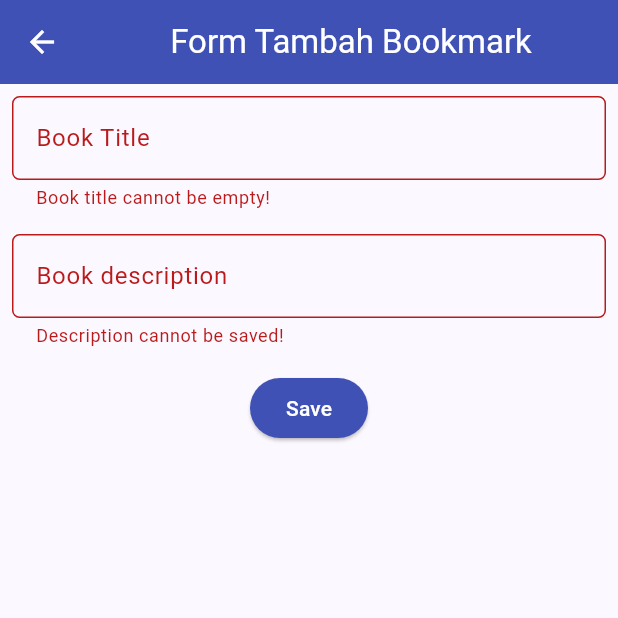
After one commit to PBP-Gasal23-E02/Projek-Akhir-Semester, a Flutter app: the BookFormPage screen opened directly, after a tap on "Save", on a phone screen of 412 x 824 dp, the top half of it. The commit adds this screen. Run offline on Flutter 3.47's test engine with Material 3 defaults, Android fonts, the phone set to English and light mode, and no system bars; missing offline and left inert: pbp_django_auth.

Commit message:
add bookmark flutter finish

```diff
--- /dev/null
+++ b/lib/apps/Bookmark/models/Bookmark.dart
@@ -0,0 +1,57 @@
+// To parse this JSON data, do
+//
+//     final product = productFromJson(jsonString);
+
+import 'dart:convert';
+
+List<Bookmark> productFromJson(String str) => List<Bookmark>.from(json.decode(str).map((x) => Bookmark.fromJson(x)));
+
+String productToJson(List<Bookmark> data) => json.encode(List<dynamic>.from(data.map((x) => x.toJson())));
+
+class Bookmark {
+    String model;
+    int pk;
+    Fields fields;
+
+    Bookmark({
+        required this.model,
+        required this.pk,
+        required this.fields,
+    });
+
+    factory Bookmark.fromJson(Map<String, dynamic> json) => Bookmark(
+        model: json["model"],
+        pk: json["pk"],
+        fields: Fields.fromJson(json["fields"]),
+    );
+
+    Map<String, dynamic> toJson() => {
+        "model": model,
+        "pk": pk,
+        "fields": fields.toJson(),
+    };
+}
+
+class Fields {
+    int user;
+    dynamic title;
+    String description;
+
+    Fields({
+        required this.user,
+        required this.title,
+        required this.description,
+    });
+
+    factory Fields.fromJson(Map<String, dynamic> json) => Fields(
+        user: json["user"],
+        title: json["title"],
+        description: json["description"],
+    );
+
+    Map<String, dynamic> toJson() => {
+        "user": user,
+        "title": title,
+        "description": description,
+    };
+}
--- /dev/null
+++ b/lib/apps/Bookmark/models/all_book.dart
@@ -0,0 +1,151 @@
+// To parse this JSON data, do
+//
+//     final Book = productFromJson(jsonString);
+
+import 'dart:convert';
+
+List<Book> bookFromJson(String str) => List<Book>.from(json.decode(str).map((x) => Book.fromJson(x)));
+
+String bookToJson(List<Book> data) => json.encode(List<dynamic>.from(data.map((x) => x.toJson())));
+
+class Book {
+    Model model;
+    int pk;
+    Fields fields;
+
+    Book({
+        required this.model,
+        required this.pk,
+        required this.fields,
+    });
+
+    factory Book.fromJson(Map<String, dynamic> json) => Book(
+        model: modelValues.map[json["model"]]!,
+        pk: json["pk"],
+        fields: Fields.fromJson(json["fields"]),
+    );
+
+    Map<String, dynamic> toJson() => {
+        "model": modelValues.reverse[model],
+        "pk": pk,
+        "fields": fields.toJson(),
+    };
+}
+
+class Fields {
+    String text;
+    Type type;
+    DateTime? issued;
+    String title;
+    Language language;
+    String authors;
+    String subjects;
+    LoCc loCc;
+    Bookshelves bookshelves;
+
+    Fields({
+        required this.text,
+        required this.type,
+        required this.issued,
+        required this.title,
+        required this.language,
+        required this.authors,
+        required this.subjects,
+        required this.loCc,
+        required this.bookshelves,
+    });
+
+    factory Fields.fromJson(Map<String, dynamic> json) => Fields(
+        text: json["Text"],
+        type: typeValues.map[json["Type"]]!,
+        issued: json["Issued"] == null ? null : DateTime.parse(json["Issued"]),
+        title: json["Title"],
+        language: languageValues.map[json["Language"]]!,
+        authors: json["Authors"],
+        subjects: json["Subjects"],
+        loCc: loCcValues.map[json["LoCC"]]!,
+        bookshelves: bookshelvesValues.map[json["Bookshelves"]]!,
+    );
+
+    Map<String, dynamic> toJson() => {
+        "Text": text,
+        "Type": typeValues.reverse[type],
+        "Issued": "${issued!.year.toString().padLeft(4, '0')}-${issued!.month.toString().padLeft(2, '0')}-${issued!.day.toString().padLeft(2, '0')}",
+        "Title": title,
+        "Language": languageValues.reverse[language],
+        "Authors": authors,
+        "Subjects": subjects,
+        "LoCC": loCcValues.reverse[loCc],
+        "Bookshelves": bookshelvesValues.reverse[bookshelves],
+    };
+}
+
+enum Bookshelves {
+    COOKBOOKS_AND_COOKING
+}
+
+final bookshelvesValues = EnumValues({
+    "Cookbooks and Cooking": Bookshelves.COOKBOOKS_AND_COOKING
+});
+
+enum Language {
+    A,
+    EN,
+    EN_ENM,
+    ES,
+    NL
+}
+
+final languageValues = EnumValues({
+    "a": Language.A,
+    "en": Language.EN,
+    "en; enm": Language.EN_ENM,
+    "es": Language.ES,
+    "nl": Language.NL
+});
+
+enum LoCc {
+    AC_TX,
+    F106_TX,
+    SF,
+    TP,
+    TS,
+    TX
+}
+
+final loCcValues = EnumValues({
+    "AC; TX": LoCc.AC_TX,
+    "F106; TX": LoCc.F106_TX,
+    "SF": LoCc.SF,
+    "TP": LoCc.TP,
+    "TS": LoCc.TS,
+    "TX": LoCc.TX
+});
+
+enum Type {
+    TEXT
+}
+
+final typeValues = EnumValues({
+    "Text": Type.TEXT
+});
+
+enum Model {
+    MAIN_BUKU
+}
+
+final modelValues = EnumValues({
+    "main.buku": Model.MAIN_BUKU
+});
+
+class EnumValues<T> {
+    Map<String, T> map;
+    late Map<T, String> reverseMap;
+
+    EnumValues(this.map);
+
+    Map<T, String> get reverse {
+        reverseMap = map.map((k, v) => MapEntry(v, k));
+        return reverseMap;
+    }
+}
--- /dev/null
+++ b/lib/apps/Bookmark/screens/bookmark_form.dart
@@ -0,0 +1,164 @@
+import 'dart:convert';
+
+import 'package:flutter/material.dart';
+import 'package:gourmet_labs/apps/Bookmark/screens/list_bookmark.dart';
+import 'package:gourmet_labs/widgets/left_drawer.dart';
+import 'package:pbp_django_auth/pbp_django_auth.dart';
+import 'package:provider/provider.dart';
+
+class BookFormPage extends StatefulWidget {
+  const BookFormPage({super.key});
+
+  @override
+  State<BookFormPage> createState() => _BookFormPageState();
+}
+
+class _BookFormPageState extends State<BookFormPage> {
+  final _formKey = GlobalKey<FormState>();
+  String _title = "";
+  String _description = "";
+  @override
+  Widget build(BuildContext context) {
+    final request = context.watch<CookieRequest>();
+    return Scaffold(
+      appBar: AppBar(
+        title: const Center(
+          child: Text(
+            'Form Tambah Bookmark',
+          ),
+        ),
+        backgroundColor: Colors.indigo,
+        foregroundColor: Colors.white,
+      ),
+      // TODO: Tambahkan drawer yang sudah dibuat di sini
+      body: Form(
+        key: _formKey,
+        child: SingleChildScrollView(
+            child: Column(
+          crossAxisAlignment: CrossAxisAlignment.start,
+          children: [
+            Padding(
+              padding: const EdgeInsets.all(8.0),
+              child: TextFormField(
+                decoration: InputDecoration(
+                  hintText: "Book Title",
+                  labelText: "Book Title",
+                  border: OutlineInputBorder(
+                    borderRadius: BorderRadius.circular(5.0),
+                  ),
+                ),
+                onChanged: (String? value) {
+                  setState(() {
+                    _title = value!;
+                  });
+                },
+                validator: (String? value) {
+                  if (value == null || value.isEmpty) {
+                    return "Book title cannot be empty!";
+                  }
+                  return null;
+                },
+              ),
+            ),
+            Padding(
+              padding: const EdgeInsets.all(8.0),
+              child: TextFormField(
+                decoration: InputDecoration(
+                  hintText: "Book description",
+                  labelText: "Book description",
+                  border: OutlineInputBorder(
+                    borderRadius: BorderRadius.circular(5.0),
+                  ),
+                ),
+                onChanged: (String? value) {
+                  setState(() {
+                    _description = value!;
+                  });
+                },
+                validator: (String? value) {
+                  if (value == null || value.isEmpty) {
+                    return "Description cannot be saved!";
+                  }
+                  return null;
+                },
+              ),
+            ),
+            Align(
+              alignment: Alignment.bottomCenter,
+              child: Padding(
+                padding: const EdgeInsets.all(8.0),
+                child: ElevatedButton(
+                  style: ButtonStyle(
+                    backgroundColor: MaterialStateProperty.all(Colors.indigo),
+                  ),
+                  onPressed: () {
+                    if (_formKey.currentState!.validate()) {
+                      showDialog(
+                        context: context,
+                        builder: (context) {
+                          return AlertDialog(
+                            title: const Text('New bookmark saved'),
+                            content: SingleChildScrollView(
+                              child: Column(
+                                crossAxisAlignment: CrossAxisAlignment.start,
+                                children: [
+                                  Text('Title: $_title'),
+                                  Text('Description: $_description'),
+                                ],
+                              ),
+                            ),
+                            actions: [
+                              TextButton(
+                                child: const Text('OK'),
+                                onPressed: () async {
+                                  if (_formKey.currentState!.validate()) {
+                                    // Kirim ke Django dan tunggu respons
+                                    // TODO: Ganti URL dan jangan lupa tambahkan trailing slash (/) di akhir URL!
+                                    final response = await request.postJson(
+                                        "https://gourmetlabs-e02-tk.pbp.cs.ui.ac.id/bookmark/create-flutter/",
+                                        jsonEncode(<String, String>{
+                                          'title': _title,
+                                          'description': _description,
+                                          // TODO: Sesuaikan field data sesuai dengan aplikasimu
+                                        }));
+                                    if (response['status'] == 'success') {
+                                      ScaffoldMessenger.of(context)
+                                          .showSnackBar(const SnackBar(
+                                        content: Text(
+                                            "New bookmark has been saved!"),
+                                      ));
+                                      Navigator.pushReplacement(
+                                        context,
+                                        MaterialPageRoute(
+                                            builder: (context) =>
+                                                BookmarkPage()),
+                                      );
+                                    } else {
+                                      ScaffoldMessenger.of(context)
+                                          .showSnackBar(const SnackBar(
+                                        content: Text(
+                                            "There's a problem, please try again."),
+                                      ));
+                                    }
+                                  }
+                                },
+                              ),
+                            ],
+                          );
+                        },
+                      );
+                    }
+                  },
+                  child: const Text(
+                    "Save",
+                    style: TextStyle(color: Colors.white),
+                  ),
+                ),
+              ),
+            ),
+          ],
+        )),
+      ),
+    );
+  }
+}
--- a/lib/widgets/left_drawer.dart
+++ b/lib/widgets/left_drawer.dart
@@ -6,6 +6,7 @@ import 'package:gourmet_labs/screens/gourmet_form.dart';
 import 'package:gourmet_labs/screens/gourmet_show.dart';
 import 'package:gourmet_labs/apps/YourBook/screens/menu.dart';
 import 'package:gourmet_labs/apps/wishlist/screens/menu_wishlist.dart';
+import 'package:gourmet_labs/apps/Bookmark/screens/menu_bookmark.dart';
 
 // A stateless widget representing the left drawer of the application.
 class LeftDrawer extends StatelessWidget {
@@ -135,13 +136,13 @@ class LeftDrawer extends StatelessWidget {
           ),
 
           ListTile(
-            leading: const Icon(Icons.shopping_basket),
+            leading: const Icon(Icons.bookmark),
             title: const Text('Bookmark'),
             onTap: () {
               // Route menu ke halaman produk
               Navigator.push(
                 context,
-                MaterialPageRoute(builder: (context) => const ProductPage()),
+                MaterialPageRoute(builder: (context) => BookmarkPage()),
               );
             },
           ),
```
Also changed, not shown: lib/apps/Bookmark/screens/list_bookmark.dart (added, +91 -0 lines), lib/apps/Bookmark/screens/menu_bookmark.dart (added, +63 -0 lines), lib/apps/Bookmark/widgets/bookmark_card.dart (added, +69 -0 lines).
